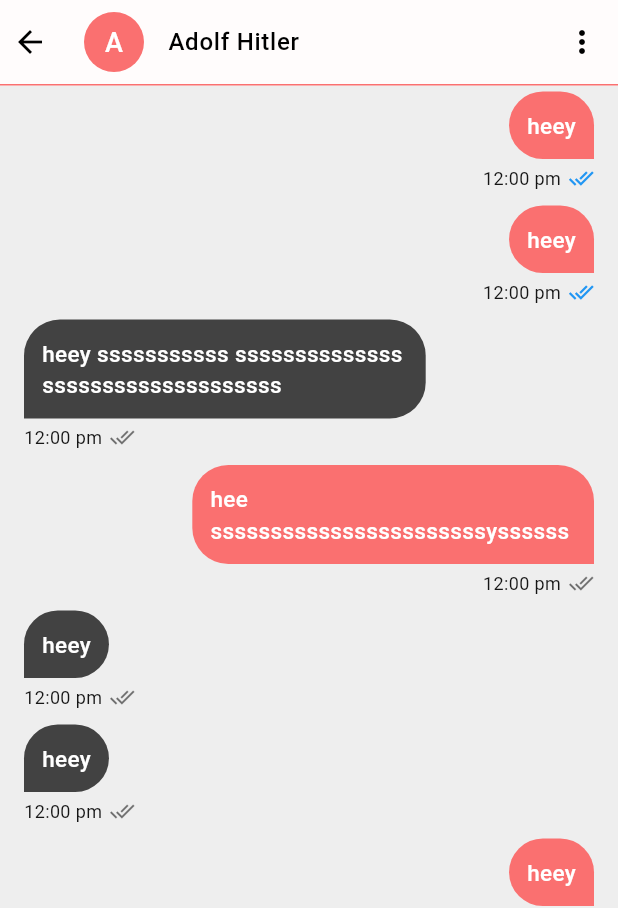
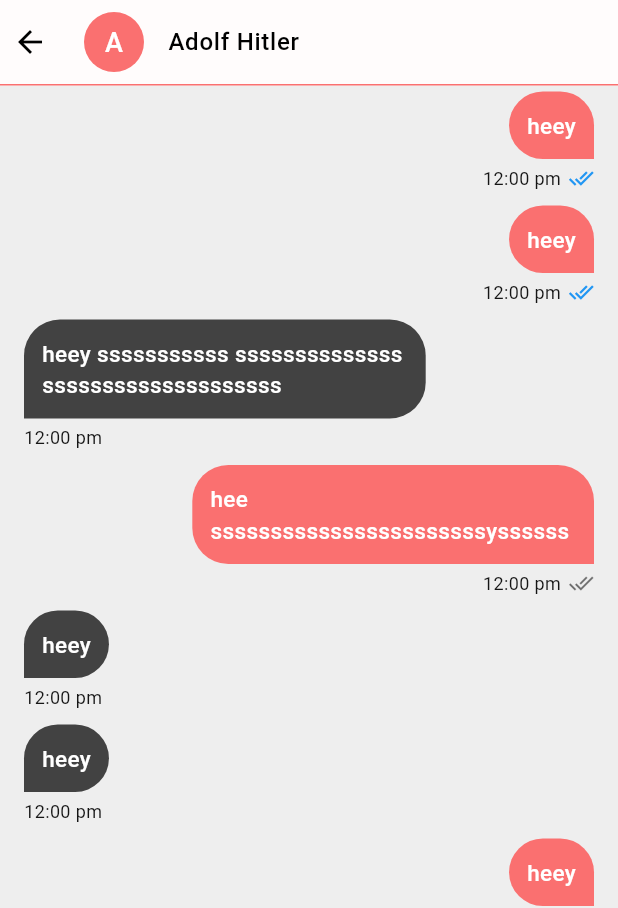
Before and after one commit to ArthNote/yapple, a Flutter app: the ChatsPage screen opened directly, after a tap on "the weird bully", on a phone screen of 412 x 824 dp. Shown: the top 908 px of the screen. Run offline on Flutter 3.47's test engine with Material 3 defaults, Android fonts, the phone set to English and light mode, and no system bars.

Commit message:
group stuff

```diff
--- a/lib/pages/students/singleChat.dart
+++ b/lib/pages/students/singleChat.dart
@@ -42,18 +42,33 @@ class SingleChatPage extends StatelessWidget {
           ),
         ),
         actions: [
-          PopupMenuButton(
+          isGroup
+              ? PopupMenuButton(
                   color: Theme.of(context).appBarTheme.backgroundColor,
-            surfaceTintColor: Theme.of(context).appBarTheme.backgroundColor,
+                  surfaceTintColor:
+                      Theme.of(context).appBarTheme.backgroundColor,
                   itemBuilder: (context) => [
                     PopupMenuItem(
                       child: ListTile(
                         title: Text("View Members"),
-                  leading: Icon(Icons.groups_2),
+                        leading: Icon(Icons.groups_2_outlined),
                       ),
-              )
+                    ),
+                    PopupMenuItem(
+                      child: ListTile(
+                        title: Text("Add Members"),
+                        leading: Icon(Icons.person_add_alt_1_outlined),
+                      ),
+                    ),
+                    PopupMenuItem(
+                      child: ListTile(
+                        title: Text("Remove Members"),
+                        leading: Icon(Icons.person_remove_outlined),
+                      ),
+                    ),
                   ],
                 )
+              : SizedBox()
         ],
       ),
       body: Body(
--- a/lib/widgets/ChatItem.dart
+++ b/lib/widgets/ChatItem.dart
@@ -82,8 +82,10 @@ class _ChatItemState extends State<ChatItem> {
             height: 8,
           ),
           Container(
-            height: 20,
-            width: 20,
+            height: 24,
+            width: widget.runread_msg.toString().length > 2
+                ? widget.runread_msg.toString().length * 10
+                : 24,
             alignment: Alignment.center,
             decoration: BoxDecoration(
                 borderRadius: BorderRadius.circular(25),
--- a/lib/widgets/ChatMessage.dart
+++ b/lib/widgets/ChatMessage.dart
@@ -75,7 +75,8 @@ class ChatMessage extends StatelessWidget {
                     SizedBox(
                       width: 5,
                     ),
-                    Icon(
+                    byMe
+                        ? Icon(
                             Icons.done_all,
                             color: isRead
                                 ? Colors.blue
@@ -85,6 +86,7 @@ class ChatMessage extends StatelessWidget {
                                     .withOpacity(0.6),
                             size: 17,
                           )
+                        : SizedBox()
                   ],
                 ),
               ),
--- a/lib/widgets/GroupMessage.dart
+++ b/lib/widgets/GroupMessage.dart
@@ -86,7 +86,8 @@ class GroupMessage extends StatelessWidget {
                     SizedBox(
                       width: 5,
                     ),
-                    Icon(
+                    byMe
+                        ? Icon(
                             Icons.done_all,
                             color: isRead
                                 ? Colors.blue
@@ -96,6 +97,7 @@ class GroupMessage extends StatelessWidget {
                                     .withOpacity(0.6),
                             size: 17,
                           )
+                        : SizedBox()
                   ],
                 ),
               ),
```
Lines whose indentation alone changed are shown as unchanged.
